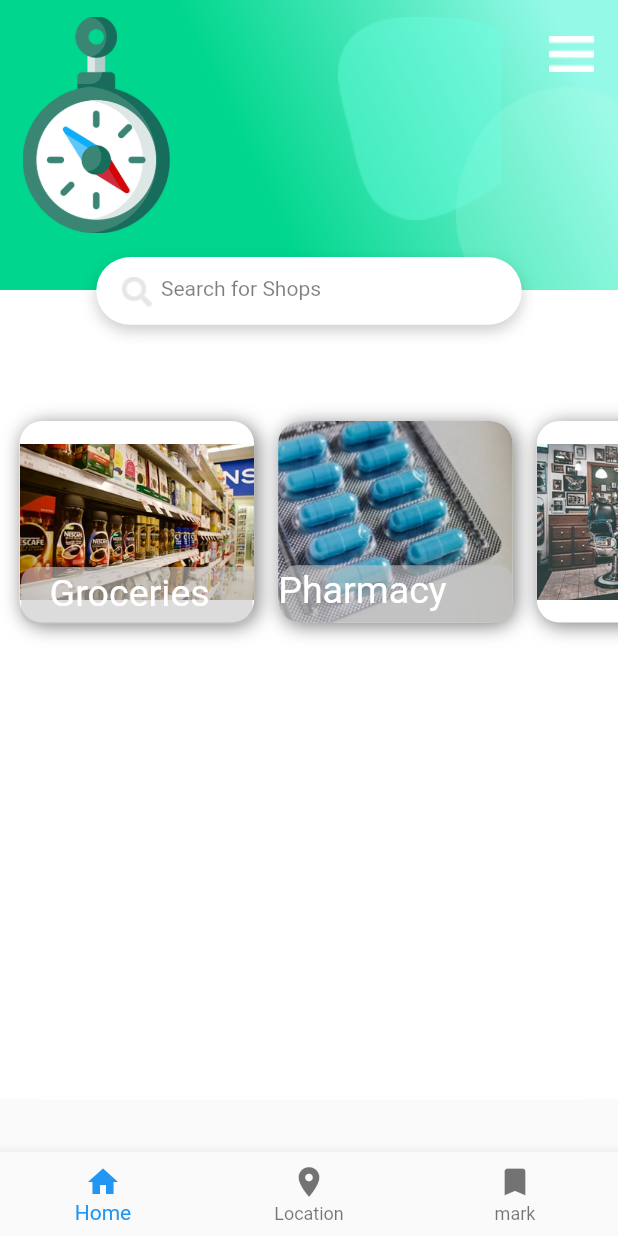
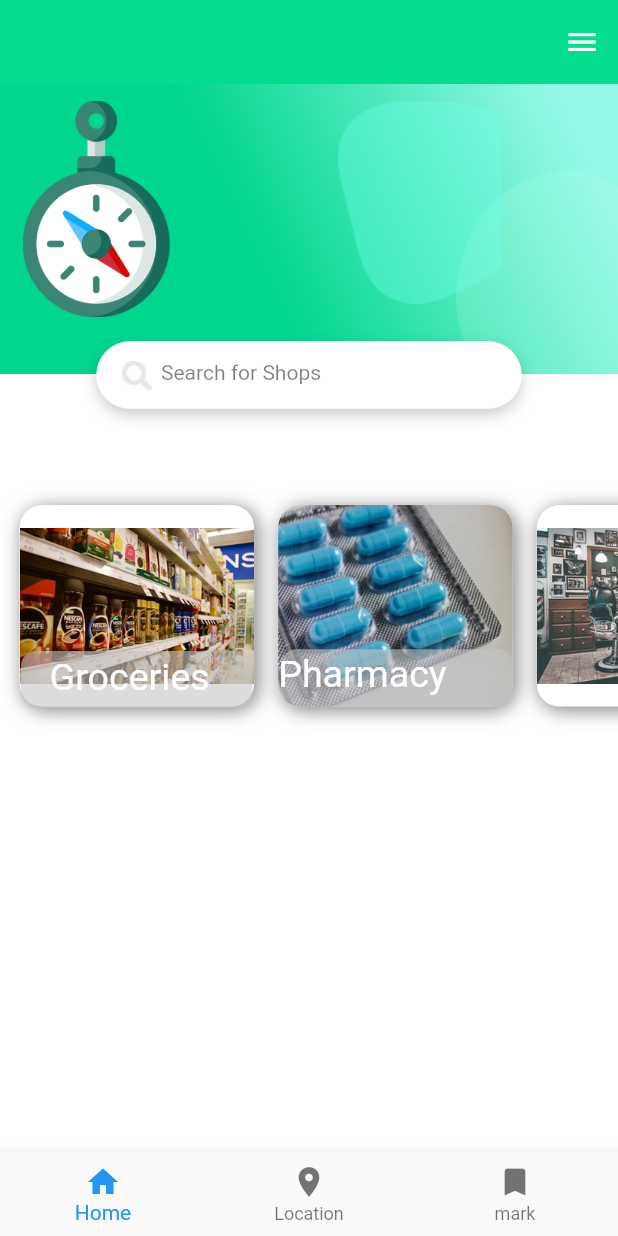
Before and after one commit to advaith-unnikrishnan/app, a Flutter app: the screen it shows after launch, on a phone screen of 412 x 824 dp. Run offline on Flutter 3.47's test engine with Material 2 defaults, Android fonts, the phone set to English and light mode, and no system bars; Roboto replaces fonts that are missing (Cera Pro).

Commit message:
Update appBar

```diff
--- a/lib/main.dart
+++ b/lib/main.dart
@@ -17,7 +17,12 @@ class _MyAppState extends State<MyApp> {
   @override
   Widget build(BuildContext context) {
     return Scaffold(
-      drawer: Drawer(
+      backgroundColor: Color(0xFF03DD90),
+      appBar: AppBar(
+        backgroundColor: Color(0xFF03DD90),
+        elevation: 0.0,
+      ),
+      endDrawer: Drawer(
         child: Column(
           crossAxisAlignment: CrossAxisAlignment.start,
           mainAxisAlignment: MainAxisAlignment.center,
@@ -153,14 +158,7 @@ class _MyAppState extends State<MyApp> {
                                                                     AssetImage(
                                                               'images/sphere2.png',
                                                             ))),
-                                                        Positioned(
-                                                          top: 24,
-                                                          left: 365,
-                                                          child: Image(
-                                                            image: AssetImage(
-                                                                'images/menuicon.png'),
-                                                          ),
-                                                        ),
+
                                                       ]))),
                                         ]))),
 
```
